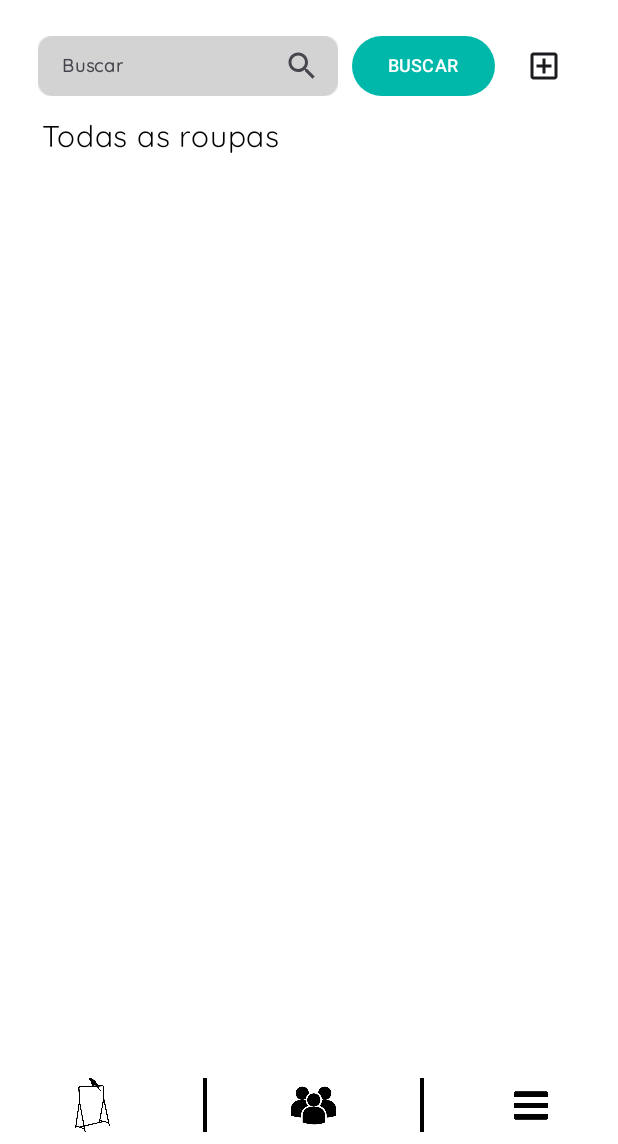
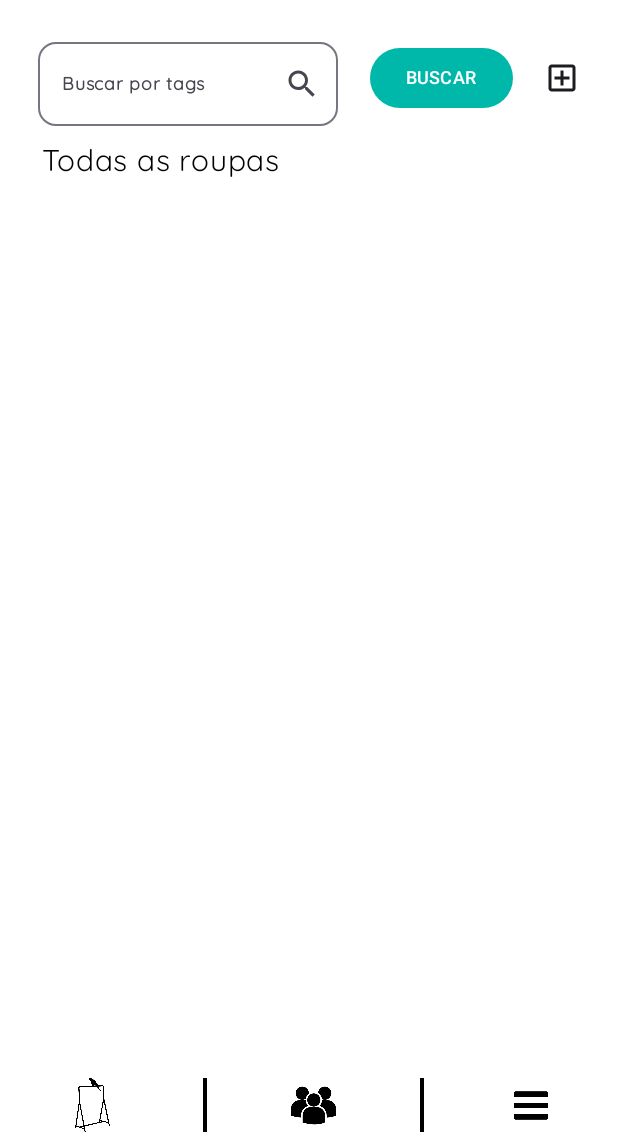
Before and after one commit to leonanmar886/arara, an Android app built with Jetpack Compose: the ClothesListScreen screen opened through its navigation route, on a phone screen of 412 x 824 dp, the part 92-1236 px from its top. Run offline under Robolectric (Android 15) with nearby library versions, the phone set to English and light mode, and no system bars; our stand-ins replace Firebase (no records; nobody signed in at launch, a user with empty details on screens opened directly); pictures from the network do not load.

Commit message:
estilo do campo de busca da tela de listagem foi resolvido

```diff
--- a/app/src/main/java/com/example/arara/ui/screens/clothes/ClothesListScreen.kt
+++ b/app/src/main/java/com/example/arara/ui/screens/clothes/ClothesListScreen.kt
@@ -15,6 +15,7 @@ import androidx.compose.foundation.lazy.grid.GridCells
 import androidx.compose.foundation.lazy.grid.LazyVerticalGrid
 import androidx.compose.foundation.lazy.grid.items
 import androidx.compose.foundation.shape.RoundedCornerShape
+import androidx.compose.foundation.text.KeyboardOptions
 import androidx.compose.material.icons.Icons
 import androidx.compose.material.icons.filled.Search
 import androidx.compose.material.icons.outlined.AddBox
@@ -24,6 +25,9 @@ import androidx.compose.material3.ButtonDefaults
 import androidx.compose.material3.Card
 import androidx.compose.material3.Icon
 import androidx.compose.material3.IconButton
+import androidx.compose.material3.MaterialTheme
+import androidx.compose.material3.OutlinedTextField
+import androidx.compose.material3.OutlinedTextFieldDefaults
 import androidx.compose.material3.Text
 import androidx.compose.runtime.Composable
 import androidx.compose.runtime.getValue
@@ -39,6 +43,8 @@ import androidx.compose.ui.platform.LocalContext
 import androidx.compose.ui.res.painterResource
 import androidx.compose.ui.text.font.Font
 import androidx.compose.ui.text.font.FontFamily
+import androidx.compose.ui.text.font.FontWeight
+import androidx.compose.ui.text.input.VisualTransformation
 import androidx.compose.ui.text.style.TextAlign
 import androidx.compose.ui.unit.dp
 import androidx.compose.ui.unit.sp
@@ -49,7 +55,6 @@ import coil.request.ImageRequest
 import com.example.arara.R
 import com.example.arara.models.Clothes
 import com.example.arara.ui.AppViewModelProvider
-import com.example.arara.ui.components.InputField
 import com.example.arara.ui.navigation.NavigationDestination
 
 object ClothesDestination: NavigationDestination {
@@ -85,23 +90,19 @@ fun ClothesListScreen(
                     .fillMaxWidth()
                     .padding(start = 25.dp, end = 25.dp)
             ) {
-                //InputForm(modifier = Modifier)
                 var text by remember { mutableStateOf("") }
-                InputField(
+                SearchField(
                     value = text,
                     onValueChange = { text = it },
-                    label = "Buscar",
+                    label = "Buscar por tags",
                     errorMessage = "",
                     aboutIcon = {
                         Icon(
                             imageVector = Icons.Filled.Search,
-                            contentDescription = "About",
+                            contentDescription = "Busque suas roupas",
                         )
                     },
                     modifier = Modifier
-                        .background(color = Color(0xFFD9D9D9), shape = RoundedCornerShape(10.dp))
-                        .width(200.dp)
-                        .height(40.dp)
 
                 )
                 Button(
@@ -116,10 +117,11 @@ fun ClothesListScreen(
                 }
                 IconButton(
                     onClick = { navigateToRegister() },
+                    modifier = Modifier.size(24.dp),
                     content = {
                         Icon(
                             imageVector = Icons.Outlined.AddBox,
-                            contentDescription = "Buscar"
+                            contentDescription = "Criar Nova Roupa"
                         )
                     }
                 )
@@ -220,6 +222,60 @@ fun ImageCard(
     }
 }
 
+@Composable
+fun SearchField(
+    value: String,
+    onValueChange: (String) -> Unit,
+    aboutIcon: @Composable (() -> Unit)? = {},
+    label: String? = null,
+    visualTransformation: VisualTransformation? = null,
+    keyboardOptions: KeyboardOptions = KeyboardOptions.Default,
+    errorMessage: String,
+    multiline: Boolean? = false,
+    modifier: Modifier
+) {
+
+    Column {
+        OutlinedTextField(
+            value = value,
+            onValueChange = onValueChange,
+            visualTransformation =  visualTransformation ?: VisualTransformation.None,
+            keyboardOptions = keyboardOptions,
+            isError = errorMessage.isNotEmpty(),
+            singleLine = multiline == false || multiline == null,
+            label = {
+                if (label != null) {
+                    Text(
+                        text = label,
+                        fontFamily = FontFamily(Font(R.font.quicksand)),
+                        fontWeight = FontWeight.W700,
+                        fontSize = 12.sp
+                    )
+                }
+            },
+            shape = MaterialTheme.shapes.medium,
+            colors = OutlinedTextFieldDefaults.colors(
+                cursorColor = Color.Black,
+                disabledLabelColor = Color.LightGray,
+                focusedBorderColor = Color.Black,
+                focusedLabelColor = Color.Black,
+            ),
+            textStyle = MaterialTheme.typography.labelSmall,
+            trailingIcon = aboutIcon?.let { { aboutIcon() } },
+            modifier = modifier
+                .width(200.dp)
+
+        )
+        if(errorMessage.isNotEmpty()) {
+            Text(
+                text = errorMessage,
+                color = Color.Red,
+                style = MaterialTheme.typography.labelSmall,
+                modifier = modifier
+            )
+        }
+    }
+}
 
 @Composable
 fun Footer(
```
